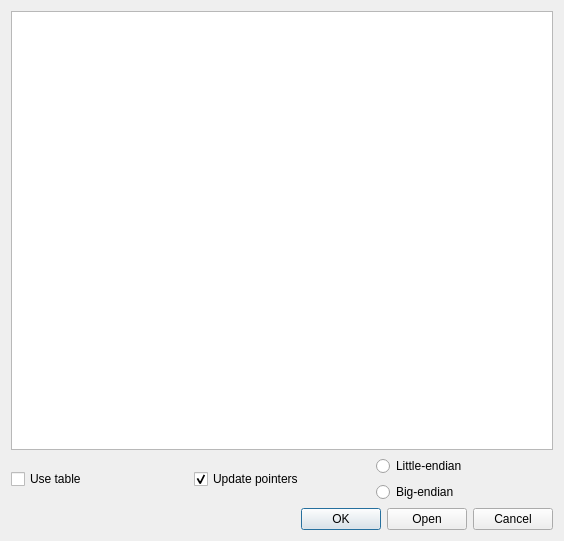
This is src/InsertScriptDialog.ui in road-t/RTHextion as Qt 5 draws it before an edit. The edited form follows.
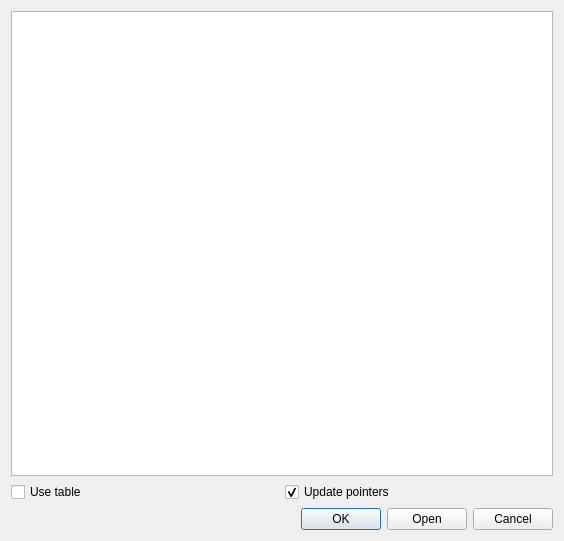
This is the edited form.

What changed in the file:
```diff
--- a/src/InsertScriptDialog.ui
+++ b/src/InsertScriptDialog.ui
@@ -39,24 +39,6 @@
        </property>
       </widget>
      </item>
-     <item>
-      <layout class="QVBoxLayout" name="rbLayout">
-       <item>
-        <widget class="QRadioButton" name="rbLittleEndian">
-         <property name="text">
-          <string>Little-endian</string>
-         </property>
-        </widget>
-       </item>
-       <item>
-        <widget class="QRadioButton" name="rbBigEndian">
-         <property name="text">
-          <string>Big-endian</string>
-         </property>
-        </widget>
-       </item>
-      </layout>
-     </item>
     </layout>
    </item>
    <item row="10" column="0">
```
